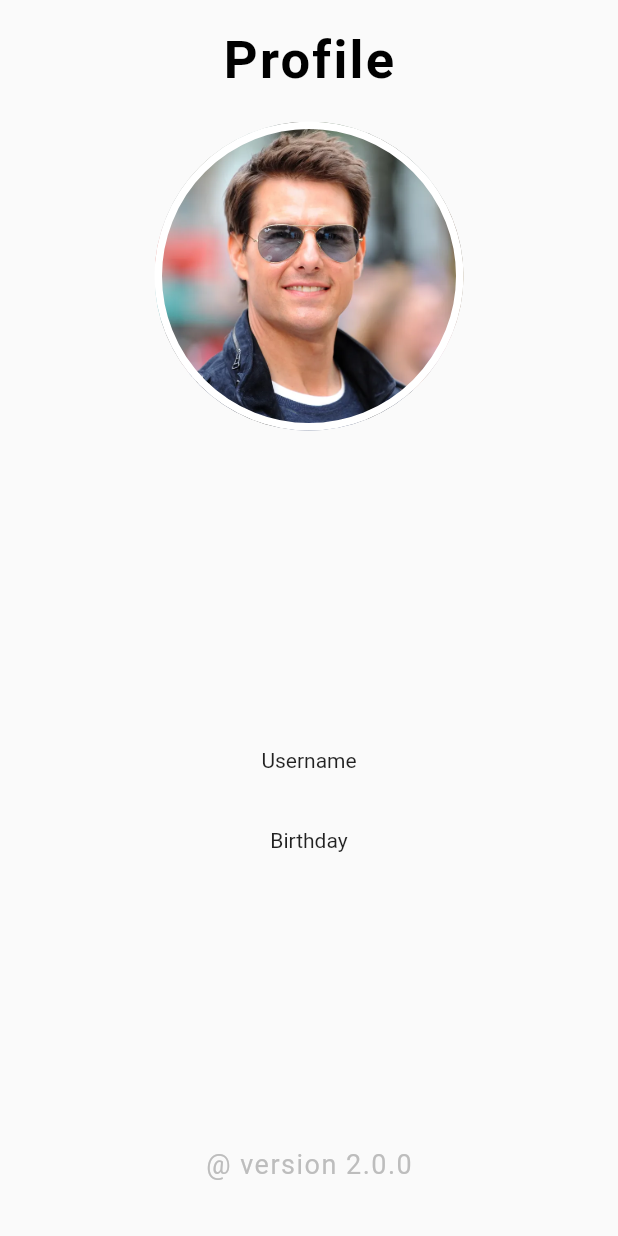
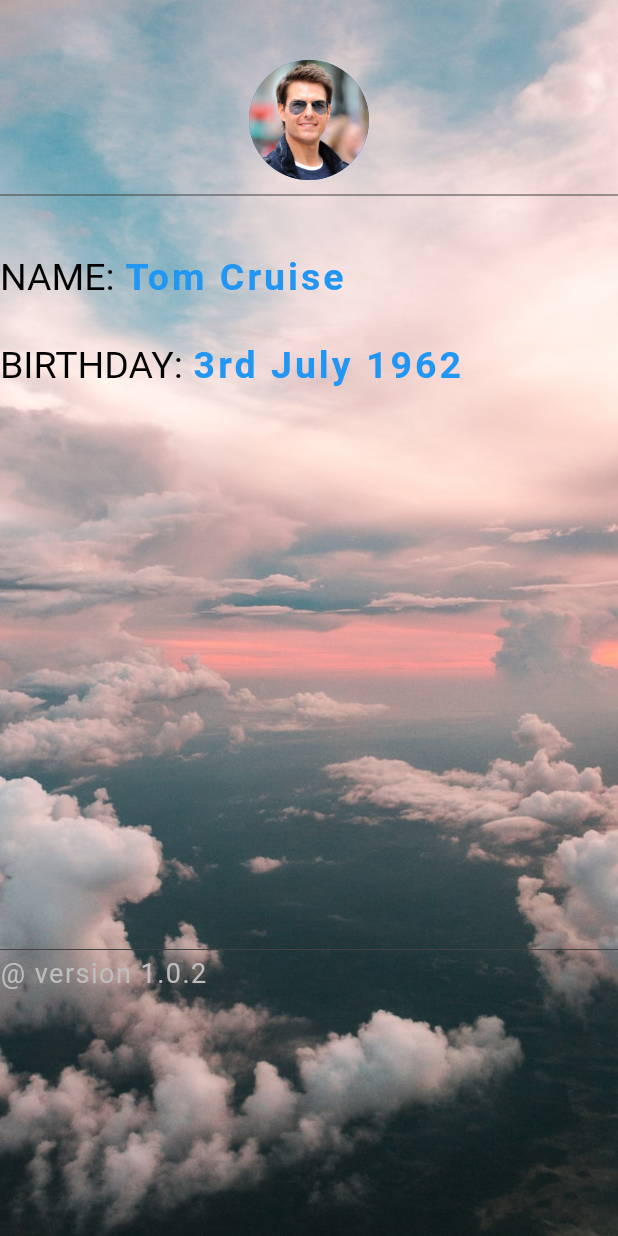
Before and after one commit to ninahonyango/Weather-App, a Flutter app: the Profile screen opened directly, on a phone screen of 412 x 824 dp. Run offline on Flutter 3.47's test engine with Material 2 defaults, Android fonts, the phone set to English and light mode, and no system bars; our stand-ins replace animated_splash_screen, google_nav_bar.

```diff
--- a/lib/main.dart
+++ b/lib/main.dart
@@ -1,7 +1,8 @@
+import 'package:animated_splash_screen/animated_splash_screen.dart';
 import 'package:flutter/material.dart';
-import 'package:animated_splash_screen/animated_splash_screen.dart';
-
+import 'package:weather_app1/profile.dart';
 import 'homepage.dart';
+import 'weather.dart';
 
 void main(){
   runApp(const MyApp());
@@ -17,6 +18,20 @@ class MyApp extends StatefulWidget {
 
 class _MyAppState extends State<MyApp> {
 
+  int _selectedIndex = 0;
+
+  void _navigationBottonBar(int index){
+    setState((){
+      _selectedIndex = index;
+    });
+  }
+
+  final List<Widget> _pages = [
+    HomePage(),
+    WeatherPage(),
+    Profile(),
+
+  ];
 
   @override
   Widget build(BuildContext context) {
@@ -26,9 +41,9 @@ class _MyAppState extends State<MyApp> {
 
       home: AnimatedSplashScreen(
         splash: Image.asset('assets/weather2.png'),
-       nextScreen: HomePage(),
-       splashTransition: SplashTransition.decoratedBoxTransition,
-       backgroundColor: Colors.redAccent,
+        nextScreen: HomePage(),
+        splashTransition: SplashTransition.decoratedBoxTransition,
+        backgroundColor: Colors.redAccent,
 
       ),
     );
--- a/lib/profile.dart
+++ b/lib/profile.dart
@@ -23,33 +23,92 @@ class _ProfileState extends State<Profile> {
       //       IconButton( onPressed: () {}, icon: const Icon(Icons.share)),],
       //     ),
 
-         body: Stack(
-         alignment: Alignment.center,
+      body: Container(
+        decoration: BoxDecoration(
+          image: DecorationImage(
+            image: AssetImage("assets/background.jpg"),
+            fit: BoxFit.cover,
+          ),
+        ),
+
+        child: Column(
+          crossAxisAlignment: CrossAxisAlignment.start,
+          children: <Widget>[
+            SizedBox(height: 40.0,),
+
+            const Center(
+              child: CircleAvatar(
+                backgroundImage: AssetImage('assets/Tom.webp'),
+                radius: 40.0,
+              ),
+            ),
+
+            //divider
+            Divider(
+              height: 20.0,
+              color: Colors.grey[800],
+            ),
+
+//name
+            SizedBox(height: 30.0,),
+            Row(
               children: [
-           Column(
-             mainAxisAlignment: MainAxisAlignment.end,
+                Text(
+                  'NAME: ',
+                  style: TextStyle(
+                    color: Colors.black,
+
+                    fontSize: 25.0,
+                  ),
+                ),
+
+                Text(
+                  'Tom Cruise',
+                  style: TextStyle(
+                    color: Colors.blue,
+                    letterSpacing: 2.0,
+                    fontSize: 25.0,
+                    fontWeight: FontWeight.bold,
+                  ),
+                ),
+              ],
+            ),
+
+//Birthday
+            const SizedBox(height: 30.0,),
+            Row(
               children: [
-               Container(
-                 height: 450,
-                 width: double.infinity,
-                 margin: EdgeInsets.symmetric(horizontal: 10),
-                 child: Column(
-                   mainAxisAlignment: MainAxisAlignment.spaceEvenly,
+                Text(
+                  'BIRTHDAY: ',
+                  style: TextStyle(
+                    color: Colors.black,
 
-                   children: [
-                     SizedBox(height: 50.0,),
-                     Text('Username'),
-                     Text('Birthday'),
-                     SizedBox(height: 30.0,),
+                    fontSize: 25.0,
+                  ),
+                ),
 
-                     Container(
-                       height: 55,
-                       width: double.infinity,
+                Text(
+                  '3rd July 1962',
+                  style: TextStyle(
+                    color: Colors.blue,
+                    letterSpacing: 2.0,
+                    fontSize: 25.0,
+                    fontWeight: FontWeight.bold,
+                  ),
+                ),
+              ],
+            ),
+            SizedBox(height: 370.0),
+
+
+            Divider(
+              height: 10.0,
+              color: Colors.grey[800],
             ),
 
 //Version
             Text(
-                       '@ version 2.0.0',
+              '@ version 1.0.2',
               style: TextStyle(
                 color: Colors.grey[400],
                 fontSize: 18.0,
@@ -58,49 +117,7 @@ class _ProfileState extends State<Profile> {
             )
           ],
         ),
-               )
-             ],
       ),
-           CustomPaint(
-             child: Container(
-               width: MediaQuery.of(context).size.width,
-               height: MediaQuery.of(context).size.height,
-             ),
-            //  painter: HeaderCurvedContainer(),
-           ),
-           Column(
-             crossAxisAlignment: CrossAxisAlignment.center,
-             children: [
-               Padding(padding: EdgeInsets.all(20),
-                 child: Text(
-                   "Profile",
-                   style: TextStyle(
-                     fontSize: 35,
-                     letterSpacing: 1.5,
-                     color: Colors.black,
-                     fontWeight: FontWeight.w600,
-                   ),
-                 ),
-               ),
-               Container(
-                 padding: EdgeInsets.all(10.0),
-                 width: MediaQuery.of(context).size.width/2,
-                 height: MediaQuery.of(context).size.width/2,
-                 decoration: BoxDecoration(
-                   border: Border.all(color: Colors.white,width: 5),
-                   shape: BoxShape.circle,
-                   color: Colors.white,
-                   image: DecorationImage(
-                     fit: BoxFit.cover,
-                     image: AssetImage('assets/Tom.webp'),
-                   ),
-                 ),
-               ),
-             ],
-           ),
-
-         ],
-       )
 
     );
 
--- a/pubspec.yaml
+++ b/pubspec.yaml
@@ -36,6 +36,8 @@ dependencies:
   # The following adds the Cupertino Icons font to your application.
   # Use with the CupertinoIcons class for iOS style icons.
   cupertino_icons: ^1.0.2
+  google_nav_bar: ^5.0.6
+  animated_splash_screen: ^1.1.0
 
 dev_dependencies:
   flutter_test:
@@ -47,8 +49,7 @@ dev_dependencies:
   # package. See that file for information about deactivating specific lint
   # rules and activating additional ones.
   flutter_lints: ^2.0.0
-  google_nav_bar: ^5.0.6
-  animated_splash_screen: ^1.1.0
+
 
 # For information on the generic Dart part of this file, see the
 # following page: https://dart.dev/tools/pub/pubspec
```
Also changed, not shown: lib/data_service.dart (+6 -7 lines), lib/home2.dart (+9 -1 lines), lib/homepage.dart (+15 -3 lines), lib/models.dart (+161 -27 lines), lib/weather.dart (+41 -20 lines), pubspec.lock. Lines whose indentation alone changed are shown as unchanged.
